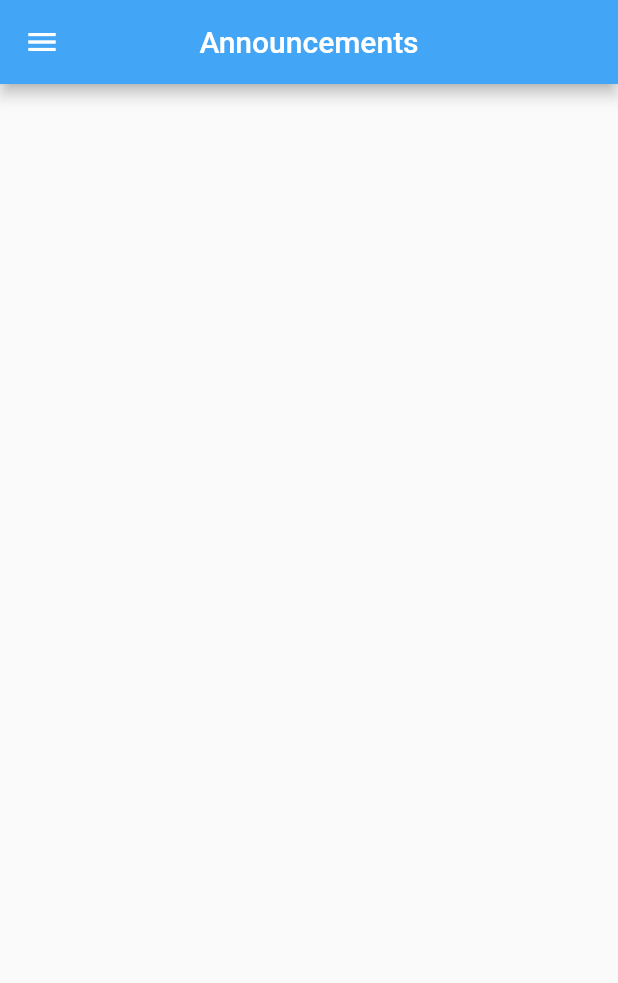
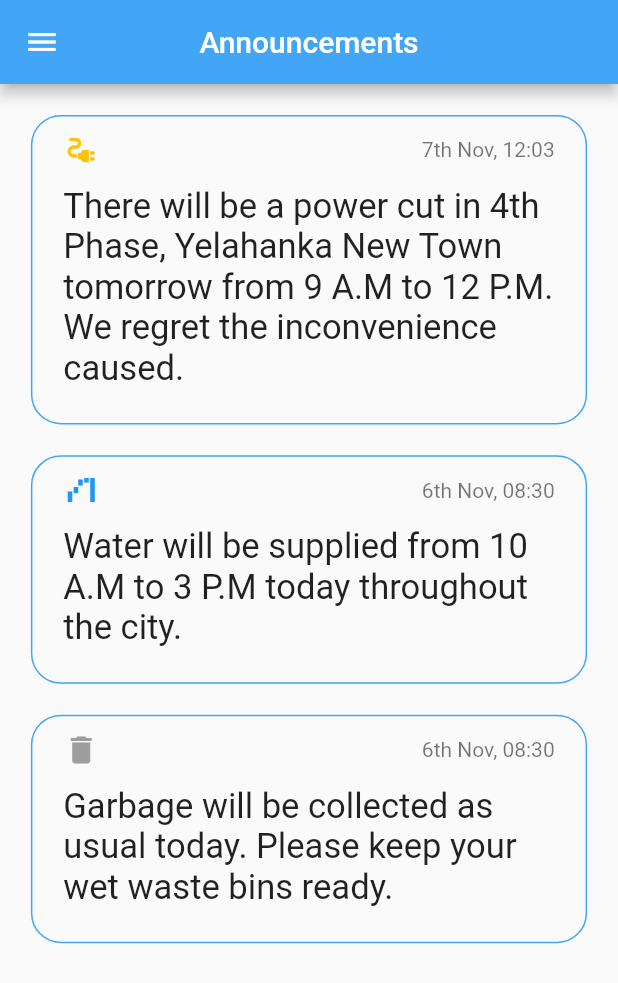
Before and after one commit to derrickpasangha/Comsol, a Flutter app: the Home screen opened directly, on a phone screen of 412 x 824 dp. Shown: the top 983 px of the screen. Run offline on Flutter 3.47's test engine with Material 2 defaults, Android fonts, the phone set to English and light mode, and no system bars.

Commit message:
add announcements

```diff
--- a/lib/screens/home.dart
+++ b/lib/screens/home.dart
@@ -37,6 +37,60 @@ class _HomeState extends State<Home> {
     );
   }
 
+  Widget announcementCard(
+      String announcement, IconData icon, Color iconColor, String time) {
+    return Container(
+      padding: EdgeInsets.only(
+        top: MediaQuery.of(context).size.width * 0.025,
+        left: MediaQuery.of(context).size.width * 0.05,
+        right: MediaQuery.of(context).size.width * 0.05,
+        bottom: MediaQuery.of(context).size.width * 0.025,
+      ),
+      margin: EdgeInsets.only(
+        top: MediaQuery.of(context).size.width * 0.05,
+        left: MediaQuery.of(context).size.width * 0.05,
+        right: MediaQuery.of(context).size.width * 0.05,
+      ),
+      decoration: BoxDecoration(
+        border: Border.all(
+          color: Colors.blue[400],
+        ),
+        borderRadius: BorderRadius.circular(20.0),
+      ),
+      child: Column(
+        children: [
+          Row(
+            mainAxisAlignment: MainAxisAlignment.spaceBetween,
+            children: [
+              Icon(
+                icon,
+                color: iconColor,
+              ),
+              Text(
+                time,
+                style: TextStyle(
+                  color: Colors.black54,
+                ),
+              ),
+            ],
+          ),
+          Container(
+            margin: EdgeInsets.only(
+              top: MediaQuery.of(context).size.height * 0.015,
+              bottom: MediaQuery.of(context).size.height * 0.015,
+            ),
+            child: Text(
+              announcement,
+              style: TextStyle(
+                fontSize: MediaQuery.of(context).size.height * 0.028,
+              ),
+            ),
+          ),
+        ],
+      ),
+    );
+  }
+
   @override
   Widget build(BuildContext context) {
     return Scaffold(
@@ -46,6 +100,28 @@ class _HomeState extends State<Home> {
           'Announcements',
         ),
         centerTitle: true,
+      ),
+      body: ListView(
+        children: [
+          announcementCard(
+            'There will be a power cut in 4th Phase, Yelahanka New Town tomorrow from 9 A.M to 12 P.M. We regret the inconvenience caused.',
+            Icons.electrical_services,
+            Colors.amber,
+            '7th Nov, 12:03',
+          ),
+          announcementCard(
+            'Water will be supplied from 10 A.M to 3 P.M today throughout the city.',
+            Icons.waterfall_chart,
+            Colors.blue,
+            '6th Nov, 08:30',
+          ),
+          announcementCard(
+            'Garbage will be collected as usual today. Please keep your wet waste bins ready.',
+            Icons.delete,
+            Colors.grey,
+            '6th Nov, 08:30',
+          ),
+        ],
       ),
       drawer: Drawer(
         child: Column(
```
